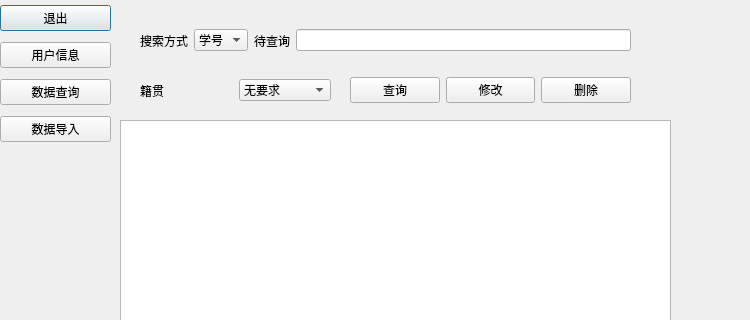
The window that inqurewindow.ui (zhengnici/WorkProgram2020_Studentmanager) describes before a commit, drawn with Qt 5; both pictures show x 0 to 750 and y 0 to 320 of the 750 by 550 pixel window.
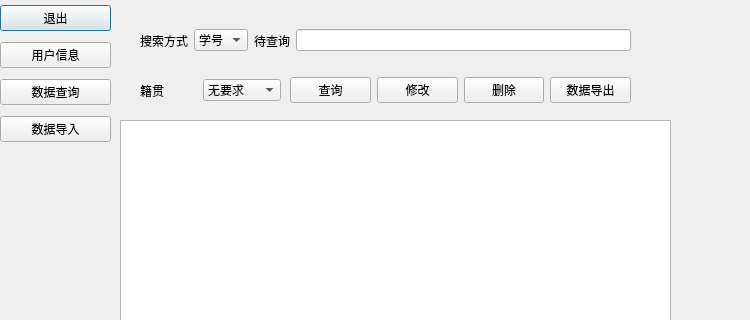
The same window after the commit.

```diff
--- a/inqurewindow.ui
+++ b/inqurewindow.ui
@@ -61,7 +61,7 @@
     <rect>
      <x>140</x>
      <y>70</y>
-     <width>191</width>
+     <width>141</width>
      <height>41</height>
     </rect>
    </property>
@@ -137,9 +137,9 @@
   <widget class="QWidget" name="horizontalLayoutWidget_3">
    <property name="geometry">
     <rect>
-     <x>350</x>
+     <x>290</x>
      <y>70</y>
-     <width>281</width>
+     <width>341</width>
      <height>41</height>
     </rect>
    </property>
@@ -165,6 +165,13 @@
       </property>
      </widget>
     </item>
+    <item>
+     <widget class="QPushButton" name="pushButton_8">
+      <property name="text">
+       <string>数据导出</string>
+      </property>
+     </widget>
+    </item>
    </layout>
   </widget>
   <widget class="QTableView" name="tableView">
```
